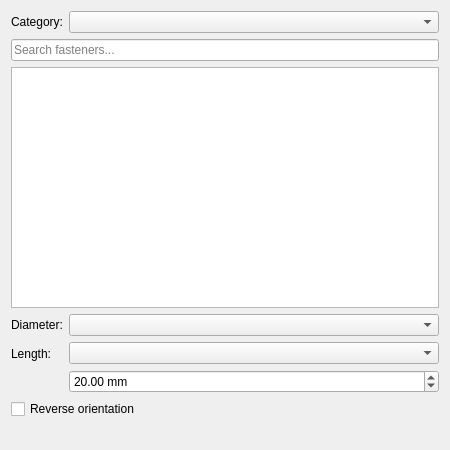
Above: src/Mod/Assembly/Gui/Resources/panels/TaskAssemblyInsertFastener.ui from AstoCAD/FreeCAD before the change. Below: the same form after it.
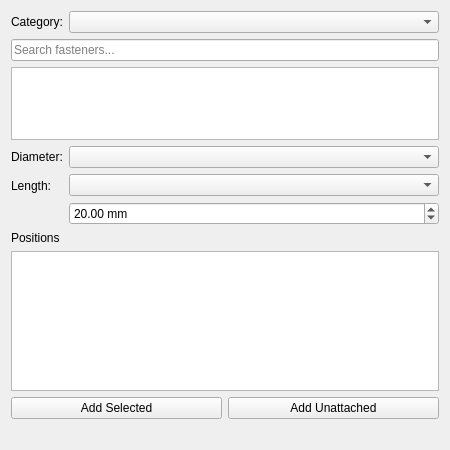
That is the form after the change.

Commit message: Assembly: Insert Fastener: fastener links that can be edited

```diff
--- a/src/Mod/Assembly/Gui/Resources/panels/TaskAssemblyInsertFastener.ui
+++ b/src/Mod/Assembly/Gui/Resources/panels/TaskAssemblyInsertFastener.ui
@@ -105,10 +105,50 @@
        </item>
       </layout>
      </item>
-     <item row="2" column="0" colspan="2">
-      <widget class="QCheckBox" name="cb_reverse">
+    </layout>
+   </item>
+   <item>
+    <widget class="QLabel" name="labelPositions">
+     <property name="text">
+      <string>Positions</string>
+     </property>
+    </widget>
+   </item>
+   <item>
+    <widget class="QListWidget" name="lw_refs">
+     <property name="toolTip">
+      <string>The holes that hold a fastener. Press Delete to remove the selected fasteners.</string>
+     </property>
+     <property name="maximumSize">
+      <size>
+       <width>16777215</width>
+       <height>140</height>
+      </size>
+     </property>
+     <property name="selectionMode">
+      <enum>QAbstractItemView::ExtendedSelection</enum>
+     </property>
+    </widget>
+   </item>
+   <item>
+    <layout class="QHBoxLayout" name="positionButtonsLayout">
+     <item>
+      <widget class="QPushButton" name="pb_add_selected">
+       <property name="toolTip">
+        <string>Adds a fastener on each circular edge that is selected in the 3D view</string>
+       </property>
        <property name="text">
-        <string>Reverse orientation</string>
+        <string>Add Selected</string>
+       </property>
+      </widget>
+     </item>
+     <item>
+      <widget class="QPushButton" name="pb_add_unattached">
+       <property name="toolTip">
+        <string>Adds a fastener that is not attached to a hole</string>
+       </property>
+       <property name="text">
+        <string>Add Unattached</string>
        </property>
       </widget>
      </item>
```
The commit also changes 6 other files.
